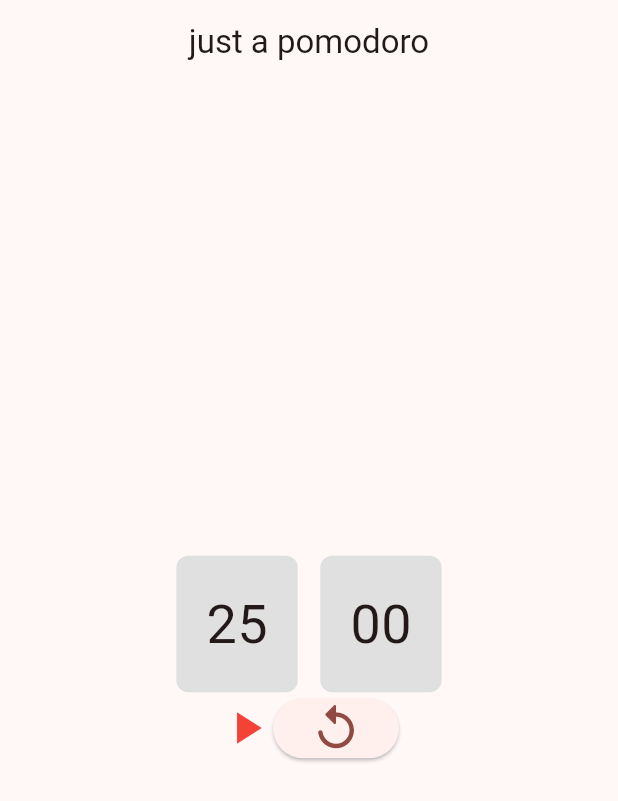
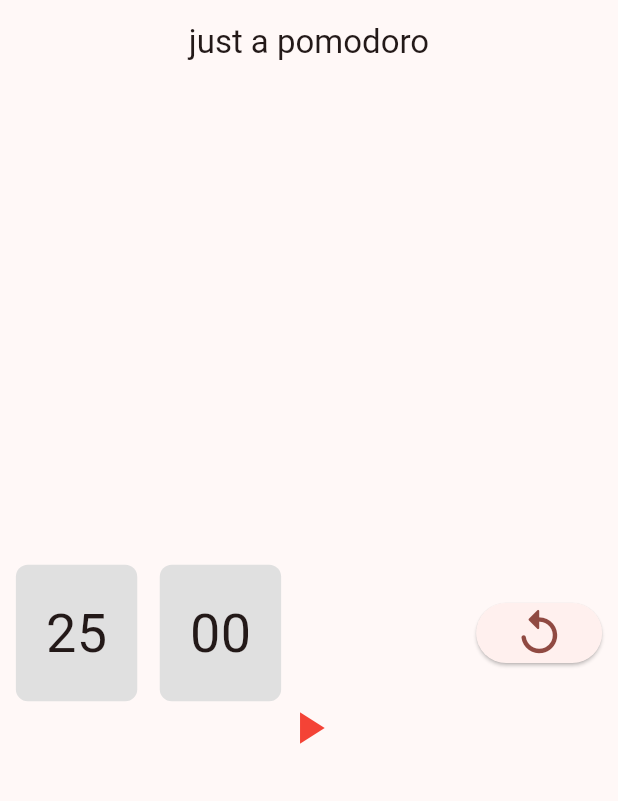
Before and after one commit to HypnosCicero/just_a_pomodoro, a Flutter app: the screen it shows after launch, on a phone screen of 412 x 824 dp. Shown: the top 801 px of the screen. Run offline on Flutter 3.47's test engine with Material 3 defaults, Android fonts, the phone set to English and light mode, and no system bars; missing offline and left inert: dart:ffi.

Commit message:
refactor(main):Reorganized the structure of display time.

```diff
--- a/lib/main.dart
+++ b/lib/main.dart
@@ -116,13 +116,25 @@ class _ClockBlockState extends State<ClockBlock> {
         Row (
           mainAxisAlignment: MainAxisAlignment.center,
           children: [
-            ClockWidget(value: _minutes),
-            SizedBox(width: 15),
-            //The area in the middle of the Clock widget
-            //the size can control by code
-            ClockWidget(value: _seconds)
+            // ClockWidget(value: _minutes),
+            // SizedBox(width: 15),
+            // ClockWidget(value: _seconds),
+            TimeBlock(minutes: _minutes ,seconds: _seconds),
+            Padding(
+              padding: EdgeInsets.only(left: 130),
+              child: ElevatedButton(
+              onPressed: () {
+                _initTimes();
+              },
+              child: Icon(
+                size: 36,
+                Icons.replay_rounded
+                ),
+              ),
+            )
           ]
         ),
+
         Row(
           mainAxisAlignment: MainAxisAlignment.center,
           children: [
@@ -136,16 +148,7 @@ class _ClockBlockState extends State<ClockBlock> {
                 child: _isSelected? Icon(color: Colors.green, size:36, Icons.pause) : Icon(color: Colors.red, size:36, Icons.play_arrow),
               ),
             ),
-            ElevatedButton(
 
-              onPressed: () {
-                _initTimes();
-              },
-              child: Icon(
-                size: 36,
-                Icons.replay_rounded
-                ),
-              ),
           ],
         ),
 
@@ -176,3 +179,21 @@ class ClockWidget extends StatelessWidget {
     );
   }
 }
+
+class TimeBlock extends StatelessWidget {
+  final int minutes;
+  final int seconds;
+  const TimeBlock({Key? key,required this.minutes,required this.seconds});
+  @override
+  Widget build(BuildContext context) {
+    return Row(
+      children: [
+        ClockWidget(value: minutes),
+        SizedBox(width: 15),
+        //The area in the middle of the Clock widget
+        //the size can control by code
+        ClockWidget(value: seconds),
+      ],
+    );
+  }
+}
```
